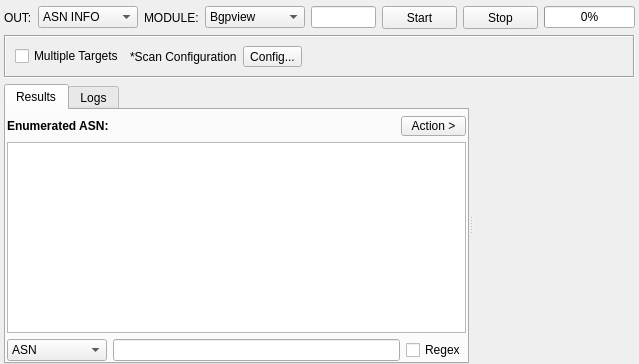
First picture: the form in sub3suite/src/enums/asn/ASNEnum.ui, repository 3nock/OTE, before the edit.
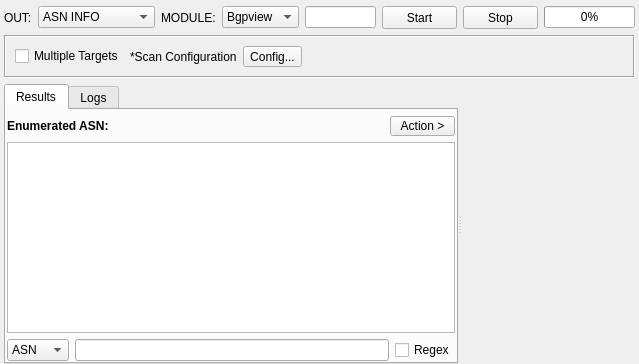
Second picture: the form after the edit. Custom widgets are drawn as their Qt base class.

Patch:
```diff
--- a/sub3suite/src/enums/asn/ASNEnum.ui
+++ b/sub3suite/src/enums/asn/ASNEnum.ui
@@ -39,7 +39,7 @@
       <widget class="QComboBox" name="comboBoxOption">
        <property name="minimumSize">
         <size>
-         <width>100</width>
+         <width>0</width>
          <height>0</height>
         </size>
        </property>
@@ -71,7 +71,7 @@
       <widget class="QComboBox" name="comboBoxEngine">
        <property name="minimumSize">
         <size>
-         <width>100</width>
+         <width>0</width>
          <height>0</height>
         </size>
        </property>
@@ -249,6 +249,12 @@
         </item>
         <item>
          <widget class="QTreeView" name="treeViewResults">
+          <property name="font">
+           <font>
+            <family>MS Shell Dlg 2</family>
+            <pointsize>8</pointsize>
+           </font>
+          </property>
           <property name="contextMenuPolicy">
            <enum>Qt::CustomContextMenu</enum>
           </property>
@@ -284,7 +290,7 @@
            <widget class="QComboBox" name="comboBoxFilter">
             <property name="minimumSize">
              <size>
-              <width>100</width>
+              <width>0</width>
               <height>0</height>
              </size>
             </property>
```
